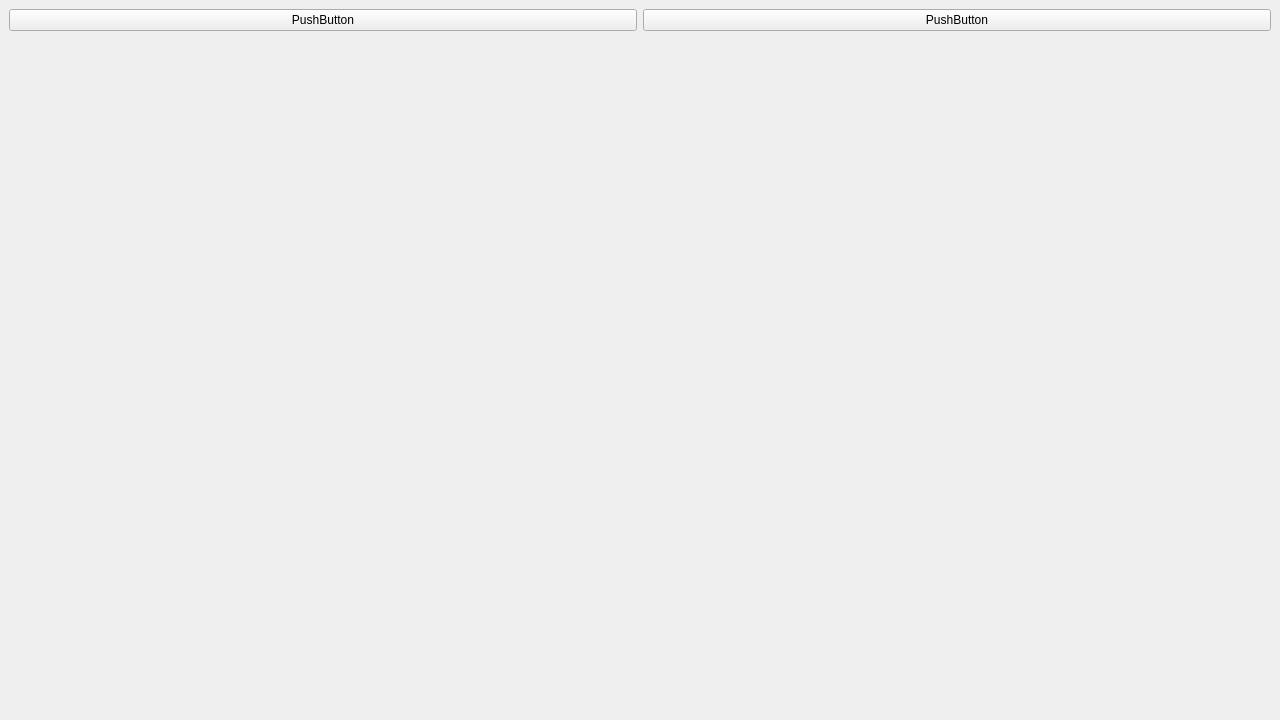
Before: the Qt Designer form gui/mainwindow.ui in Black-Speedy/WebShare-Connect, drawn with Qt 5.
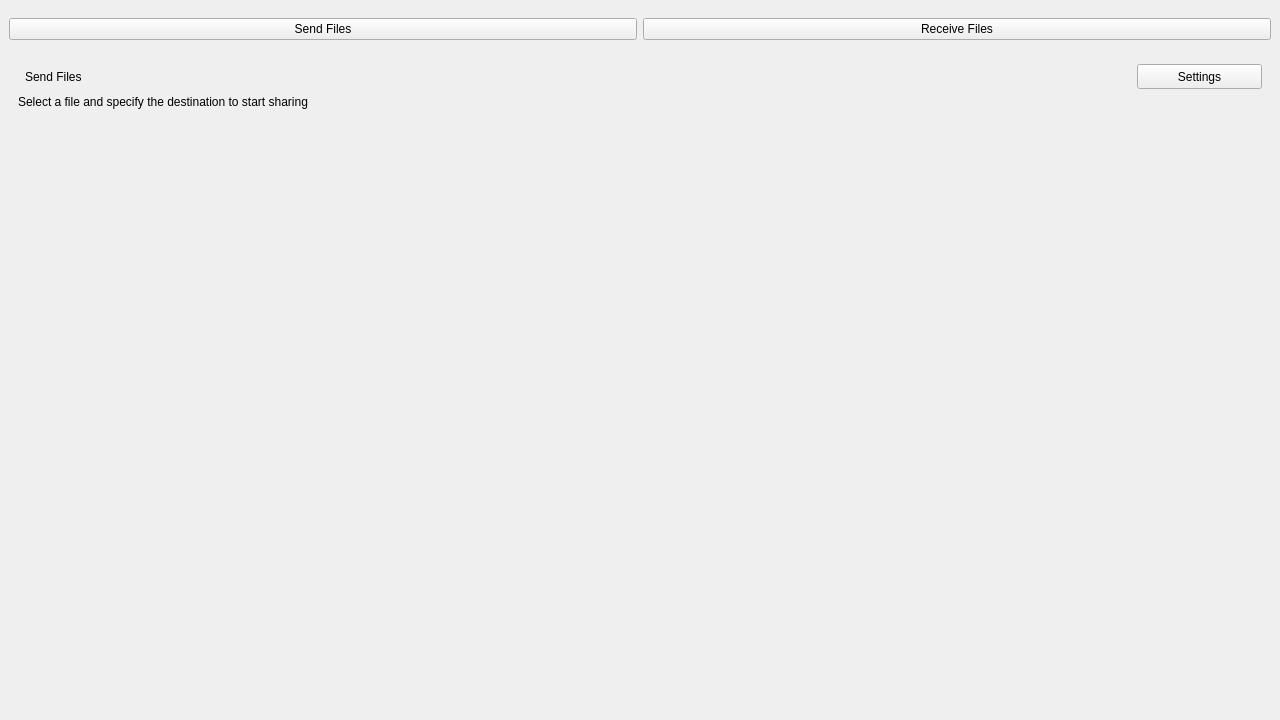
After: the same form once the commit is applied. The open tabs and pages were chosen to show the change. Icons and pictures are not drawn.

Commit message: worked some more at the ui added a helper function to re color svgs

Diff of the .ui file:
```diff
--- a/gui/mainwindow.ui
+++ b/gui/mainwindow.ui
@@ -12,8 +12,8 @@
   </property>
   <property name="minimumSize">
    <size>
-    <width>250</width>
-    <height>250</height>
+    <width>500</width>
+    <height>500</height>
    </size>
   </property>
   <property name="mouseTracking">
@@ -25,31 +25,195 @@
   <widget class="QWidget" name="centralwidget">
    <layout class="QVBoxLayout" name="verticalLayout">
     <item>
-     <layout class="QHBoxLayout" name="horizontalLayout">
-      <item>
-       <widget class="QPushButton" name="pushButton">
-        <property name="text">
-         <string>PushButton</string>
-        </property>
-       </widget>
-      </item>
-      <item>
-       <widget class="QPushButton" name="pushButton_2">
-        <property name="text">
-         <string>PushButton</string>
-        </property>
-       </widget>
-      </item>
-     </layout>
+     <widget class="QFrame" name="pageButtons">
+      <property name="sizePolicy">
+       <sizepolicy hsizetype="Expanding" vsizetype="Preferred">
+        <horstretch>0</horstretch>
+        <verstretch>0</verstretch>
+       </sizepolicy>
+      </property>
+      <layout class="QHBoxLayout" name="horizontalLayout">
+       <property name="leftMargin">
+        <number>0</number>
+       </property>
+       <property name="rightMargin">
+        <number>0</number>
+       </property>
+       <item>
+        <widget class="QPushButton" name="sendButton">
+         <property name="text">
+          <string>Send Files</string>
+         </property>
+        </widget>
+       </item>
+       <item>
+        <widget class="QPushButton" name="receiveButton">
+         <property name="styleSheet">
+          <string notr="true"/>
+         </property>
+         <property name="text">
+          <string>Receive Files</string>
+         </property>
+        </widget>
+       </item>
+      </layout>
+     </widget>
     </item>
     <item>
      <layout class="QGridLayout" name="gridLayout">
       <item row="0" column="0">
-       <widget class="QStackedWidget" name="stackedWidget">
+       <widget class="QStackedWidget" name="cardFrame">
+        <property name="sizePolicy">
+         <sizepolicy hsizetype="Expanding" vsizetype="Preferred">
+          <horstretch>0</horstretch>
+          <verstretch>0</verstretch>
+         </sizepolicy>
+        </property>
+        <property name="minimumSize">
+         <size>
+          <width>0</width>
+          <height>0</height>
+         </size>
+        </property>
         <property name="currentIndex">
          <number>1</number>
         </property>
-        <widget class="QWidget" name="sender"/>
+        <widget class="QWidget" name="sender">
+         <layout class="QVBoxLayout" name="verticalLayout_2">
+          <item>
+           <layout class="QHBoxLayout" name="header">
+            <property name="spacing">
+             <number>0</number>
+            </property>
+            <item>
+             <widget class="QLabel" name="sendIcon">
+              <property name="minimumSize">
+               <size>
+                <width>0</width>
+                <height>0</height>
+               </size>
+              </property>
+              <property name="text">
+               <string/>
+              </property>
+              <property name="pixmap">
+               <pixmap resource="resources.qrc">:/icons/send.svg</pixmap>
+              </property>
+              <property name="scaledContents">
+               <bool>false</bool>
+              </property>
+             </widget>
+            </item>
+            <item>
+             <widget class="QLabel" name="headerSend">
+              <property name="sizePolicy">
+               <sizepolicy hsizetype="Preferred" vsizetype="Preferred">
+                <horstretch>0</horstretch>
+                <verstretch>0</verstretch>
+               </sizepolicy>
+              </property>
+              <property name="styleSheet">
+               <string notr="true">font: 600 28pt &quot;IBM Plex Sans&quot;;
+color: rgb(0, 0, 0);</string>
+              </property>
+              <property name="text">
+               <string>Send Files</string>
+              </property>
+             </widget>
+            </item>
+            <item>
+             <spacer name="horizontalSpacer">
+              <property name="orientation">
+               <enum>Qt::Orientation::Horizontal</enum>
+              </property>
+              <property name="sizeHint" stdset="0">
+               <size>
+                <width>40</width>
+                <height>20</height>
+               </size>
+              </property>
+             </spacer>
+            </item>
+            <item>
+             <widget class="QPushButton" name="settingButton">
+              <property name="minimumSize">
+               <size>
+                <width>125</width>
+                <height>25</height>
+               </size>
+              </property>
+              <property name="autoFillBackground">
+               <bool>false</bool>
+              </property>
+              <property name="text">
+               <string>Settings</string>
+              </property>
+              <property name="iconSize">
+               <size>
+                <width>50</width>
+                <height>50</height>
+               </size>
+              </property>
+             </widget>
+            </item>
+           </layout>
+          </item>
+          <item>
+           <layout class="QVBoxLayout" name="subHeader" stretch="0">
+            <property name="spacing">
+             <number>0</number>
+            </property>
+            <property name="sizeConstraint">
+             <enum>QLayout::SizeConstraint::SetDefaultConstraint</enum>
+            </property>
+            <property name="leftMargin">
+             <number>0</number>
+            </property>
+            <item>
+             <widget class="QLabel" name="subText">
+              <property name="styleSheet">
+               <string notr="true">color: rgb(0, 0, 0);</string>
+              </property>
+              <property name="lineWidth">
+               <number>1</number>
+              </property>
+              <property name="text">
+               <string>Select a file and specify the destination to start sharing</string>
+              </property>
+              <property name="scaledContents">
+               <bool>false</bool>
+              </property>
+              <property name="margin">
+               <number>-1</number>
+              </property>
+              <property name="textInteractionFlags">
+               <set>Qt::TextInteractionFlag::NoTextInteraction</set>
+              </property>
+             </widget>
+            </item>
+           </layout>
+          </item>
+          <item>
+           <widget class="QFrame" name="main">
+            <property name="sizePolicy">
+             <sizepolicy hsizetype="Preferred" vsizetype="Expanding">
+              <horstretch>0</horstretch>
+              <verstretch>1</verstretch>
+             </sizepolicy>
+            </property>
+            <property name="styleSheet">
+             <string notr="true">background-color: rgba(255, 255, 255, 0);</string>
+            </property>
+            <property name="frameShape">
+             <enum>QFrame::Shape::StyledPanel</enum>
+            </property>
+            <property name="frameShadow">
+             <enum>QFrame::Shadow::Raised</enum>
+            </property>
+           </widget>
+          </item>
+         </layout>
+        </widget>
         <widget class="QWidget" name="receiver"/>
        </widget>
       </item>
```
Left out of the diff: 8 changed lines with no effect on the pictures. The commit also changes 9 other files.
